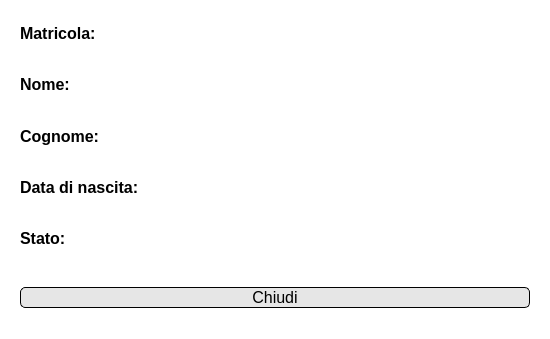
Before: the Qt Designer form View/Amministratore/UI files/visualizza studente.ui in FrancescoFinizii/Biblioteca-universitaria, drawn with Qt 5.
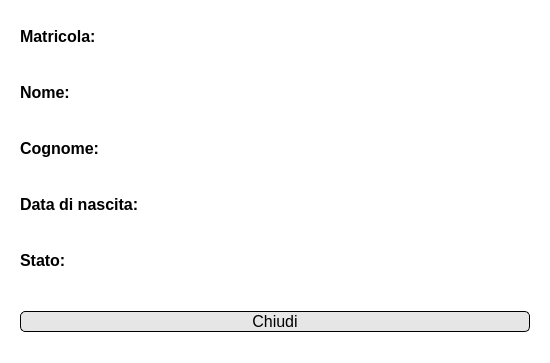
After: the same form once the commit is applied. Icons and pictures are not drawn.

```diff
--- a/View/Amministratore/UI files/visualizza studente.ui
+++ b/View/Amministratore/UI files/visualizza studente.ui
@@ -7,7 +7,7 @@
     <x>0</x>
     <y>0</y>
     <width>550</width>
-    <height>339</height>
+    <height>363</height>
    </rect>
   </property>
   <property name="minimumSize">
@@ -24,7 +24,10 @@
     <normaloff>../Resources/logo.png</normaloff>../Resources/logo.png</iconset>
   </property>
   <property name="styleSheet">
-   <string notr="true">background-color: rgb(255, 255, 255);</string>
+   <string notr="true">QDialog#Dialog {
+background-color: rgb(255, 255, 255);
+color:black;
+}</string>
   </property>
   <property name="modal">
    <bool>true</bool>
```
